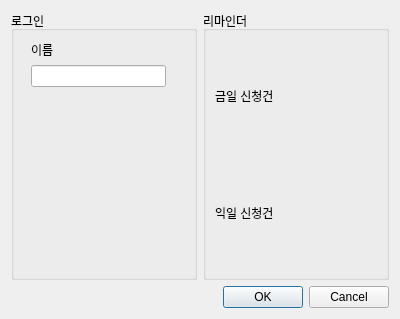
Qt form ui/login_dialog.ui (Glen-Lee-glitch/new_viewer) before a commit.
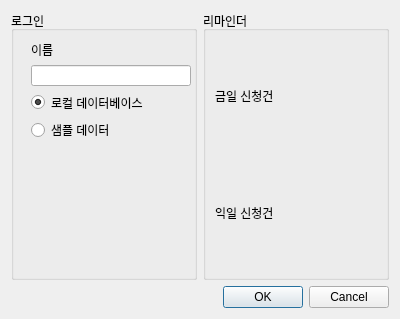
The same form after that commit.

Commit message: '로그인 창'에 '샘플 데이터' 사용을 위한 라디오 버튼 생성

```diff
--- a/ui/login_dialog.ui
+++ b/ui/login_dialog.ui
@@ -26,8 +26,8 @@
          <rect>
           <x>20</x>
           <y>30</y>
-          <width>135</width>
-          <height>46</height>
+          <width>160</width>
+          <height>100</height>
          </rect>
         </property>
         <layout class="QVBoxLayout" name="verticalLayout_2">
@@ -41,6 +41,23 @@
          <item>
           <widget class="QLineEdit" name="lineEdit_worker"/>
          </item>
+         <item>
+          <widget class="QRadioButton" name="rb_local_db">
+           <property name="text">
+            <string>로컬 데이터베이스</string>
+           </property>
+           <property name="checked">
+            <bool>true</bool>
+           </property>
+          </widget>
+         </item>
+         <item>
+          <widget class="QRadioButton" name="rb_sample_data">
+           <property name="text">
+            <string>샘플 데이터</string>
+           </property>
+          </widget>
+         </item>
         </layout>
        </widget>
       </widget>
```
The commit also changes 1 other file.
